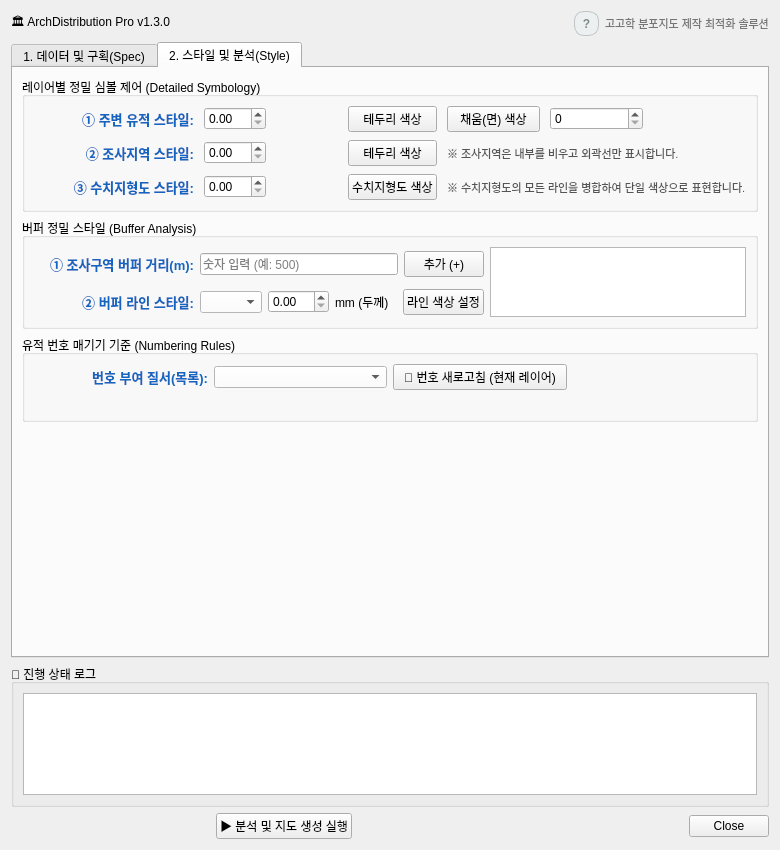
This is arch_distribution_dialog_base.ui in lzpxilfe/ArchDistribution as Qt 5 draws it before an edit. The edited form follows.
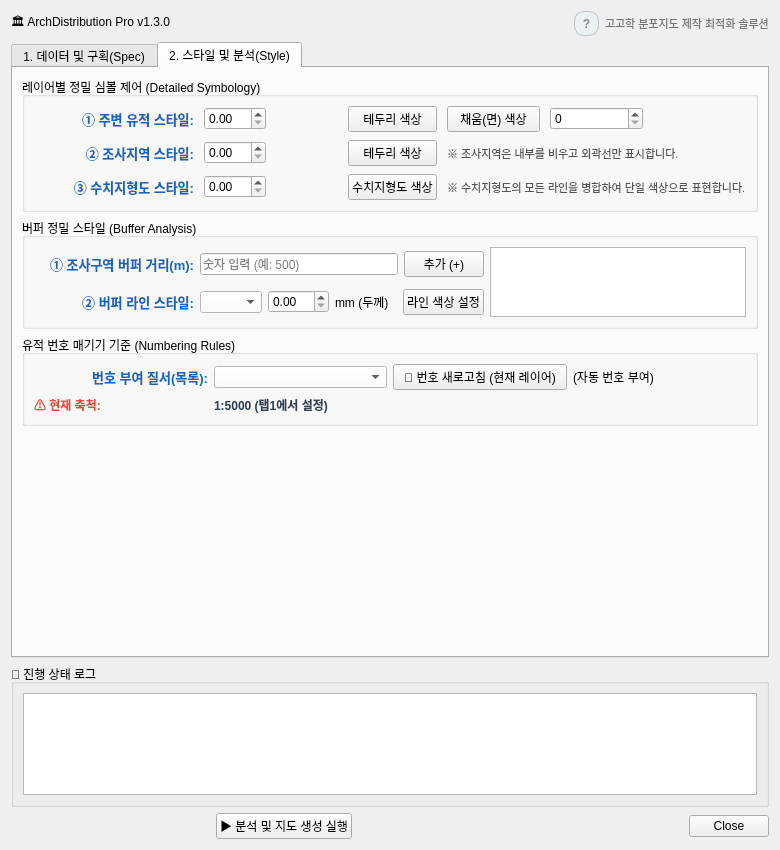
This is the edited form. The open tabs and pages were chosen to show the change.

Commit message: Add workflow to help dialog and dynamic scale indicator for renumbering

Patch:
```diff
--- a/arch_distribution_dialog_base.ui
+++ b/arch_distribution_dialog_base.ui
@@ -782,7 +782,9 @@
           </item>
           <item row="0" column="3">
            <widget class="QLabel" name="ln1u">
+             <property name="text">
             <string>(자동 번호 부여)</string>
+             </property>
            </widget>
           </item>
                     <item row="1" column="0">
@@ -790,7 +792,9 @@
              <property name="styleSheet">
               <string notr="true">color: #e74c3c; font-weight: bold;</string>
              </property>
+              <property name="text">
              <string>⚠ 현재 축척:</string>
+              </property>
             </widget>
            </item>
            <item row="1" column="1" colspan="2">
@@ -798,7 +802,9 @@
              <property name="styleSheet">
               <string notr="true">color: #2c3e50; font-weight: bold; font-size: 12px;</string>
              </property>
+              <property name="text">
              <string>1:5000 (탭1에서 설정)</string>
+              </property>
             </widget>
            </item>
           </layout>
```
Lines whose indentation alone changed are shown as unchanged. The commit also changes 1 other file.
